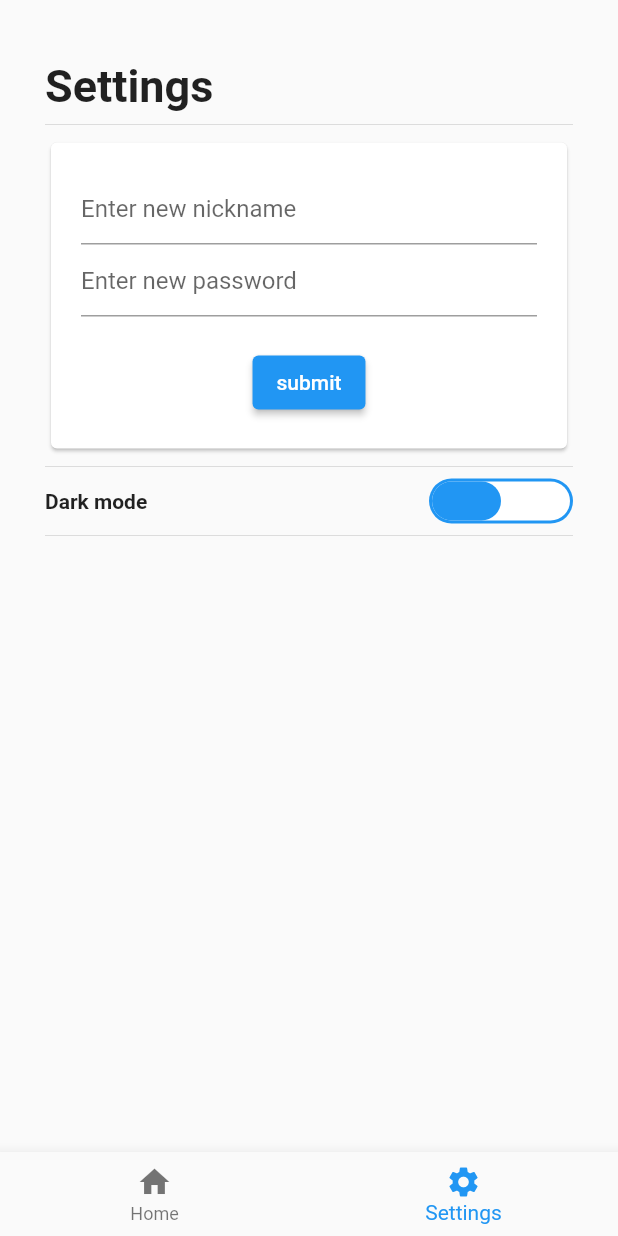
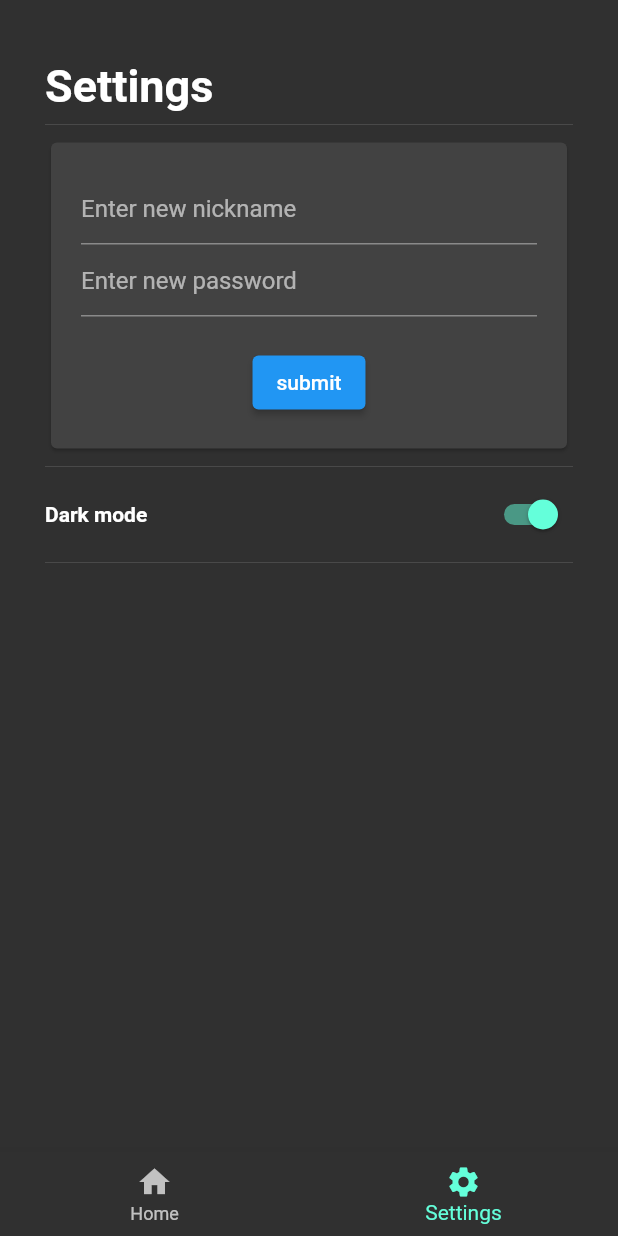
Before and after one commit to Stempnio/password-keeper, a Flutter app: the screen it shows after launch, item 2 of the bottom bar chosen, on a phone screen of 412 x 824 dp. Run offline on Flutter 3.47's test engine with Material 2 defaults, Android fonts, the phone set to English and light mode, and no system bars; drawn by our look-alikes of animated_toggle_switch; our stand-ins replace loading_animation_widget.

Commit message:
feat[password_keeper]: switchable dark mode

```diff
--- a/lib/main.dart
+++ b/lib/main.dart
@@ -1,4 +1,6 @@
 import 'package:flutter/material.dart';
+import 'package:password_keeper/theme/theme_constants.dart';
+import 'package:password_keeper/theme/theme_manager.dart';
 import 'package:password_keeper/view/home/home.dart';
 import 'package:password_keeper/view/settings/settings.dart';
 
@@ -21,8 +23,23 @@ class _PasswordKeeperAppState extends State<PasswordKeeperApp> {
   ];
 
   @override
+  void initState() {
+    ThemeManager().addListener(() {
+      if (mounted) {
+        setState(() {
+
+        });
+      }
+    });
+    super.initState();
+  }
+
+  @override
   Widget build(BuildContext context) {
     return MaterialApp(
+      theme: lightTheme,
+      darkTheme: darkTheme,
+      themeMode: ThemeManager().themeMode,
       home: Scaffold(
         body: IndexedStack(
           index: currentScreen,
@@ -30,9 +47,10 @@ class _PasswordKeeperAppState extends State<PasswordKeeperApp> {
         ),
         bottomNavigationBar: BottomNavigationBar(
           currentIndex: currentScreen,
-          onTap: (index) => setState(() {
-            currentScreen = index;
-          }),
+          onTap: (index) =>
+              setState(() {
+                currentScreen = index;
+              }),
           items: const [
             BottomNavigationBarItem(
               icon: Icon(Icons.home),
--- /dev/null
+++ b/lib/theme/theme_constants.dart
@@ -0,0 +1,9 @@
+import 'package:flutter/material.dart';
+
+ThemeData lightTheme = ThemeData(
+  brightness: Brightness.light,
+);
+
+ThemeData darkTheme = ThemeData(
+  brightness: Brightness.dark,
+);
--- /dev/null
+++ b/lib/theme/theme_manager.dart
@@ -0,0 +1,21 @@
+import 'package:flutter/material.dart';
+
+// singleton
+class ThemeManager with ChangeNotifier {
+  static final ThemeManager _instance = ThemeManager._internal();
+
+  ThemeManager._internal();
+
+  factory ThemeManager() {
+    return _instance;
+  }
+
+  ThemeMode _themeMode = ThemeMode.dark;
+
+  get themeMode => _themeMode;
+
+  toggleThemeMode(bool isDark) {
+    _themeMode = isDark ? ThemeMode.light : ThemeMode.dark;
+    notifyListeners();
+  }
+}
--- a/lib/view/settings/settings.dart
+++ b/lib/view/settings/settings.dart
@@ -1,5 +1,5 @@
 import 'package:flutter/material.dart';
-import 'package:animated_toggle_switch/animated_toggle_switch.dart';
+import 'package:password_keeper/theme/theme_manager.dart';
 
 class Settings extends StatefulWidget {
   const Settings({Key? key}) : super(key: key);
@@ -10,6 +10,16 @@ class Settings extends StatefulWidget {
 
 class _SettingsState extends State<Settings> {
   final _formKey = GlobalKey<FormState>();
+
+  @override
+  void initState() {
+    ThemeManager().addListener(() {
+      if (mounted) {
+        setState(() {});
+      }
+    });
+    super.initState();
+  }
 
   @override
   Widget build(BuildContext context) {
@@ -91,11 +101,12 @@ class _SettingsState extends State<Settings> {
                     ),
                   ),
                   const Spacer(),
-                  AnimatedToggleSwitch<String>.rolling(
-                    values: const ["on", "off"],
-                    current: "on",
-                    height: 30,
-                  )
+                  Switch(
+                    value: ThemeManager().themeMode == ThemeMode.dark,
+                    onChanged: (newValue) {
+                      ThemeManager().toggleThemeMode(!newValue);
+                    },
+                  ),
                 ],
               ),
               const Divider(),
--- a/pubspec.yaml
+++ b/pubspec.yaml
@@ -32,8 +32,8 @@ dependencies:
   flutter:
     sdk: flutter
   loading_animation_widget:
-  provider: ^6.0.0
   animated_toggle_switch: ^0.5.2
+  flutter_bloc: ^8.0.0
 
 
   # The following adds the Cupertino Icons font to your application.
```
Also changed, not shown: pubspec.lock.
